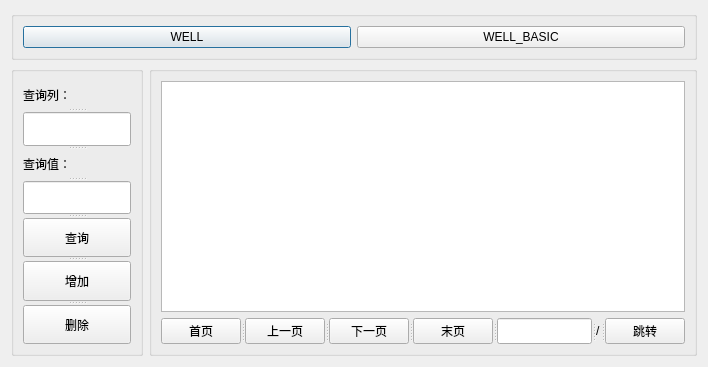
This is UI/UI_WELL.ui in icekittenxx/SKProject_SqlServer as Qt 5 draws it before an edit. The edited form follows.
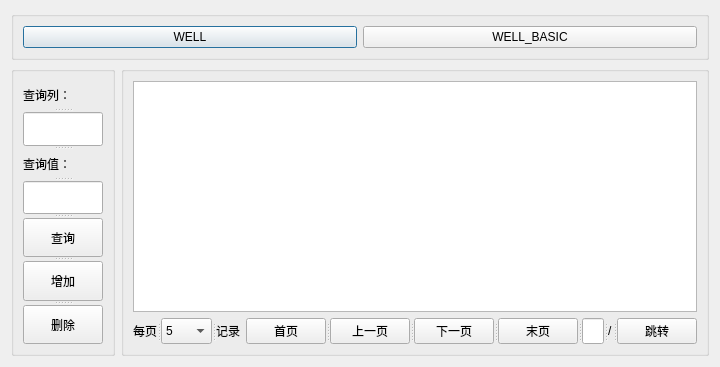
This is the edited form.

Commit message: add combo box

Diff of the .ui file:
```diff
--- a/UI/UI_WELL.ui
+++ b/UI/UI_WELL.ui
@@ -86,10 +86,49 @@
       <string/>
      </property>
      <layout class="QGridLayout" name="gridLayout">
-      <item row="0" column="0">
+      <item row="0" column="0" colspan="2">
        <widget class="QTableView" name="TABLEVIEW"/>
       </item>
       <item row="1" column="0">
+       <widget class="QSplitter" name="splitter">
+        <property name="orientation">
+         <enum>Qt::Horizontal</enum>
+        </property>
+        <widget class="QLabel" name="LABEL_PAGE_SIZE_1">
+         <property name="text">
+          <string>每页</string>
+         </property>
+        </widget>
+        <widget class="QComboBox" name="COMBO_PAGE_SIZE">
+         <item>
+          <property name="text">
+           <string>5</string>
+          </property>
+         </item>
+         <item>
+          <property name="text">
+           <string>10</string>
+          </property>
+         </item>
+         <item>
+          <property name="text">
+           <string>50</string>
+          </property>
+         </item>
+         <item>
+          <property name="text">
+           <string>100</string>
+          </property>
+         </item>
+        </widget>
+        <widget class="QLabel" name="LABEL_PAGE_SIZE_2">
+         <property name="text">
+          <string>记录</string>
+         </property>
+        </widget>
+       </widget>
+      </item>
+      <item row="1" column="1">
        <widget class="QSplitter" name="SPLITTER_2">
         <property name="orientation">
          <enum>Qt::Horizontal</enum>
```
The commit also changes 4 other files.
